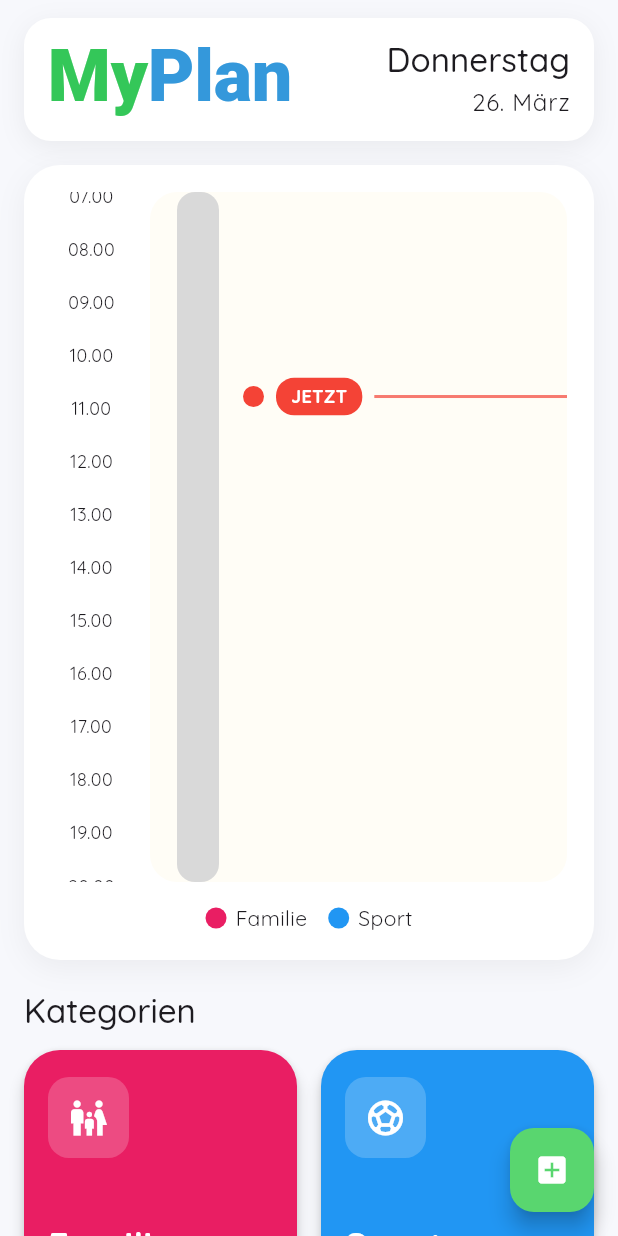
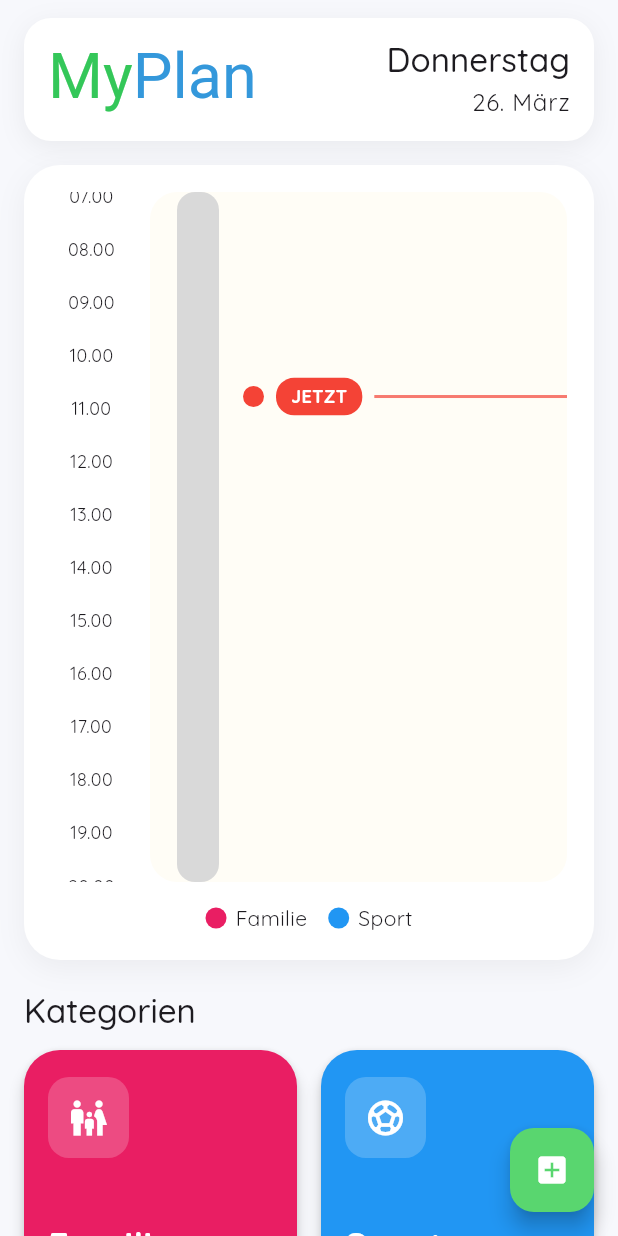
Before and after one commit to mwalexandra/myplan_app, a Flutter app: the screen it shows after launch, on a phone screen of 412 x 824 dp. Run offline on Flutter 3.47's test engine with Material 3 defaults, Android fonts, the light colour scheme and no system bars; our stand-ins replace cloud_firestore, firebase_core, go_router; accounts and stored records are empty; Roboto replaces fonts that are missing (Quicksand).

Commit message:
logo changed

```diff
--- a/lib/screens/home/home_screen.dart
+++ b/lib/screens/home/home_screen.dart
@@ -167,9 +167,8 @@ class _HomeHeader extends StatelessWidget {
           RichText(
             text: const TextSpan(
               style: TextStyle(
-                fontSize: 48,
-                fontWeight: FontWeight.w800,
-                letterSpacing: -0.2,
+                fontFamily: 'Chewy',
+                fontSize: 42,
                 height: 1,
               ),
               children: [
```
